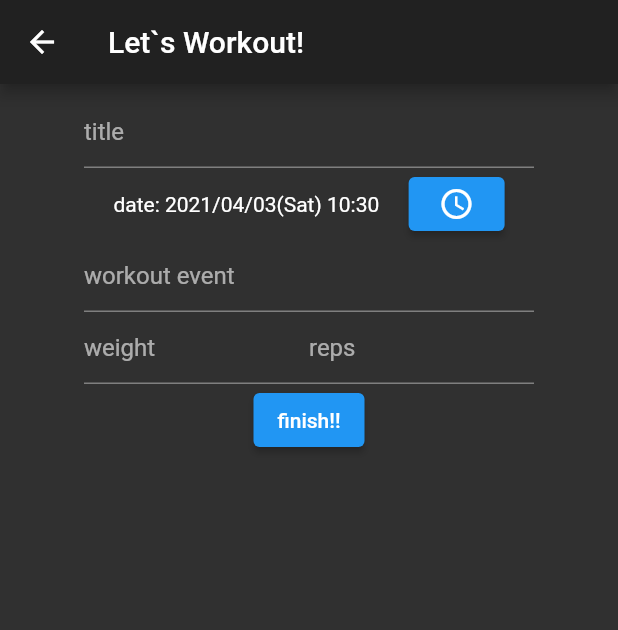
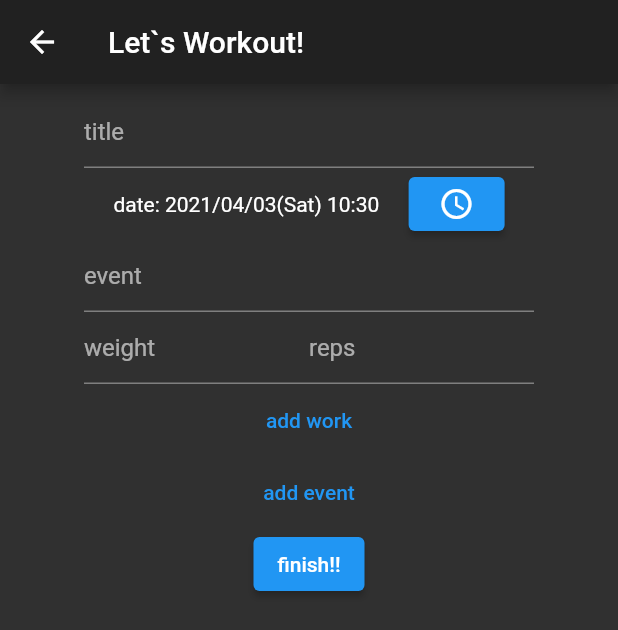
Before and after one commit to t-kawauchiya/training-app, a Flutter app: the WorkoutAddPage screen opened directly, on a phone screen of 412 x 824 dp. Shown: the top 630 px of the screen. Run offline on Flutter 3.47's test engine with Material 2 defaults, Android fonts, the phone set to English and light mode, and no system bars; our stand-ins replace cloud_firestore, firebase_auth, firebase_core, flutter_datetime_picker, flutter_signin_button, google_sign_in and 1 more; accounts and stored records are empty.

Commit message:
とりあえず筋トレ結果が登録できるようになたよ。。。大変だたよ、、、

```diff
--- a/lib/domain/exercise.dart
+++ b/lib/domain/exercise.dart
@@ -1,7 +1,7 @@
 import 'package:cloud_firestore/cloud_firestore.dart';
 import 'package:training_app/domain/work.dart';
 
-import 'event.dart';
+import 'work_event.dart';
 
 class Exercise {
   WorkEvent event = WorkEvent.init();
@@ -16,14 +16,16 @@ class Exercise {
 
   Exercise.init() {
     this.event = WorkEvent.init();
-    this.works = [Work.init()];
+    this.works = List.generate(10, (i) => Work.init());
   }
 
   Exercise.fromMap(Map<String, dynamic> map, {this.reference})
       : assert(map['event'] != null),
-        assert(map['date'] != null),
-        event = map['event'],
-        works = (map['works'] as List<Map<String, dynamic>>)
+        assert(map['works'] != null),
+        event = WorkEvent(
+          map['event'],
+        ), //WorkEvent.fromMap(map['event']),
+        works = (map['works'] as List<dynamic>)
             .map((work) => Work.fromMap(work))
             .toList();
 
--- a/lib/domain/history.dart
+++ b/lib/domain/history.dart
@@ -4,7 +4,8 @@ import 'package:training_app/domain/exercise.dart';
 class History {
   String title = '';
   DateTime date = DateTime.now();
-  List<Exercise> exercises = [Exercise.init()];
+  List<Exercise> exercises = List.generate(
+      3, (index) => Exercise.init()); //List.filled(3, Exercise.init());
   DocumentReference? reference;
 
   @override
@@ -21,7 +22,7 @@ class History {
         assert(map['date'] != null),
         title = map['title'],
         date = map['date'].toDate(),
-        exercises = (map['exercises'] as List<Map<String, dynamic>>)
+        exercises = (map['exercises'] as List<dynamic>)
             .map((exercise) => Exercise.fromMap(exercise))
             .toList();
 
--- a/lib/domain/event.dart
+++ b/lib/domain/work_event.dart
@@ -5,7 +5,7 @@ class WorkEvent {
   DocumentReference? reference;
 
   @override
-  WorkEvent(String name, DateTime date) {
+  WorkEvent(String name) {
     this.name = name;
   }
 
--- a/lib/presentation/workout/workout_add_page.dart
+++ b/lib/presentation/workout/workout_add_page.dart
@@ -5,18 +5,23 @@ import 'package:provider/provider.dart';
 import 'package:training_app/common_func.dart';
 import 'package:flutter_datetime_picker/flutter_datetime_picker.dart';
 import 'package:intl/intl.dart';
+import 'package:training_app/domain/exercise.dart';
+import 'package:training_app/domain/work.dart';
 
 import 'workout_model.dart';
 
 class WorkoutAddPage extends StatelessWidget {
   final _uid = FirebaseAuth.instance.currentUser!.uid;
+  final workoutModel = WorkoutModel(FirebaseAuth.instance.currentUser!.uid);
   final formatter = new DateFormat('yyyy/MM/dd(E) HH:mm');
+  final eventControllers =
+      List.generate(10, (index) => TextEditingController());
+  final weightControllers =
+      List.generate(10, (index) => TextEditingController());
+  final repsControllers = List.generate(10, (index) => TextEditingController());
 
   Widget build(BuildContext context) {
     var titleController = TextEditingController();
-    var eventController = TextEditingController();
-    var weightController = TextEditingController();
-    var repsController = TextEditingController();
     return ChangeNotifierProvider<WorkoutModel>(
       create: (_) => WorkoutModel(_uid),
       child: Scaffold(
@@ -68,49 +73,12 @@ class WorkoutAddPage extends StatelessWidget {
                           ),
                         ],
                       ),
-                      Column(
-                        children: [
-                          SizedBox(
-                            width: 300,
-                            child: TextField(
-                              decoration: InputDecoration(
-                                hintText: 'workout event',
-                              ),
-                              controller: eventController,
-                              onChanged: (text) {
-                                model.history.exercises[0].event.name = text;
-                              },
-                            ),
-                          ),
-                          Row(children: [
-                            SizedBox(
-                              width: 150,
-                              child: TextField(
-                                decoration: InputDecoration(
-                                  hintText: 'weight',
-                                ),
-                                controller: weightController,
-                                onChanged: (text) {
-                                  model.history.exercises[0].works[0].weight =
-                                      int.parse(text);
-                                },
-                              ),
-                            ),
-                            SizedBox(
-                              width: 150,
-                              child: TextField(
-                                decoration: InputDecoration(
-                                  hintText: 'reps',
-                                ),
-                                controller: repsController,
-                                onChanged: (text) {
-                                  model.history.exercises[0].works[0].reps =
-                                      int.parse(text);
-                                },
-                              ),
-                            ),
-                          ])
-                        ],
+                      _buildEventList(model, context, model.history.exercises),
+                      TextButton(
+                        onPressed: () {
+                          model.showMoreExercise();
+                        },
+                        child: Text('add event'),
                       ),
                       ElevatedButton(
                         child: Text('finish!!'),
@@ -134,4 +102,85 @@ class WorkoutAddPage extends StatelessWidget {
       ),
     );
   }
+
+  Widget _buildEventList(
+      WorkoutModel model, BuildContext context, List<Exercise> exercises) {
+    List<Widget> widgets = [];
+    for (int i = 0; i < model.visibleExerciseIndex; i++) {
+      widgets.add(_buildEvent(model, context, i));
+    }
+
+    return Column(
+      children: widgets,
+    );
+  }
+
+  Widget _buildEvent(
+      WorkoutModel model, BuildContext context, int exerciseIndex) {
+    return Visibility(
+      visible: model.visibleExerciseIndex > exerciseIndex,
+      child: Column(
+        children: [
+          SizedBox(
+            width: 300,
+            child: TextField(
+              decoration: InputDecoration(
+                hintText: 'event',
+              ),
+              controller: eventControllers[exerciseIndex],
+              onChanged: (text) {
+                model.history.exercises[exerciseIndex].event.name = text;
+                print(eventControllers[exerciseIndex].toString());
+              },
+            ),
+          ),
+          Column(
+            children: model.history.exercises[exerciseIndex].works
+                .sublist(0, model.workVisibleIndex[exerciseIndex])
+                .map((work) => _buildWorks(work))
+                .toList(),
+          ),
+          TextButton(
+            onPressed: () {
+              model.showMoreWork(exerciseIndex);
+            },
+            child: Text('add work'),
+          ),
+        ],
+      ),
+    );
+  }
+
+  Widget _buildWorks(Work work) {
+    var weightController = new TextEditingController();
+    var repsController = new TextEditingController();
+    return Row(
+      children: [
+        SizedBox(
+          width: 150,
+          child: TextField(
+            decoration: InputDecoration(
+              hintText: 'weight',
+            ),
+            controller: weightController,
+            onChanged: (text) {
+              work.weight = int.parse(text);
+            },
+          ),
+        ),
+        SizedBox(
+          width: 150,
+          child: TextField(
+            decoration: InputDecoration(
+              hintText: 'reps',
+            ),
+            controller: repsController,
+            onChanged: (text) {
+              work.reps = int.parse(text);
+            },
+          ),
+        ),
+      ],
+    );
+  }
 }
--- a/lib/presentation/workout/workout_model.dart
+++ b/lib/presentation/workout/workout_model.dart
@@ -1,15 +1,20 @@
 import 'package:cloud_firestore/cloud_firestore.dart';
 import 'package:flutter/material.dart';
+import 'package:training_app/domain/exercise.dart';
 import 'package:training_app/domain/history.dart';
+import 'package:training_app/domain/work.dart';
 
 class WorkoutModel extends ChangeNotifier {
   @override
   WorkoutModel(String uid) {
     this._uid = uid;
-    this.history = History.init();
   }
-  var _uid = '';
-  var history;
+  String _uid = '';
+  final History history = History.init();
+  var visibleExerciseIndex = 1;
+  var workVisibleIndex = List.filled(10, 1);
+  static const maxExerciseVisibleIndex = 10;
+  static const maxWorkVisibleIndex = 10;
 
   Future addHistory() async {
     CollectionReference histories = FirebaseFirestore.instance
@@ -28,4 +33,28 @@ class WorkoutModel extends ChangeNotifier {
           (error) => print("Failed to add history: $error"),
         );
   }
+
+  void showMoreExercise() {
+    if (visibleExerciseIndex < maxExerciseVisibleIndex) {
+      visibleExerciseIndex += 1;
+      notifyListeners();
+    }
+  }
+
+  void showMoreWork(int index) {
+    if (workVisibleIndex[index] < maxWorkVisibleIndex) {
+      workVisibleIndex[index] += 1;
+      notifyListeners();
+    }
+  }
+
+  void addExercise(Exercise exercise) {
+    history.exercises.add(exercise);
+    notifyListeners();
+  }
+
+  void addWork(int index, Work work) {
+    history.exercises[index].works.add(work);
+    notifyListeners();
+  }
 }
```
Also changed, not shown: lib/presentation/history/history_page.dart (+19 -5 lines).
